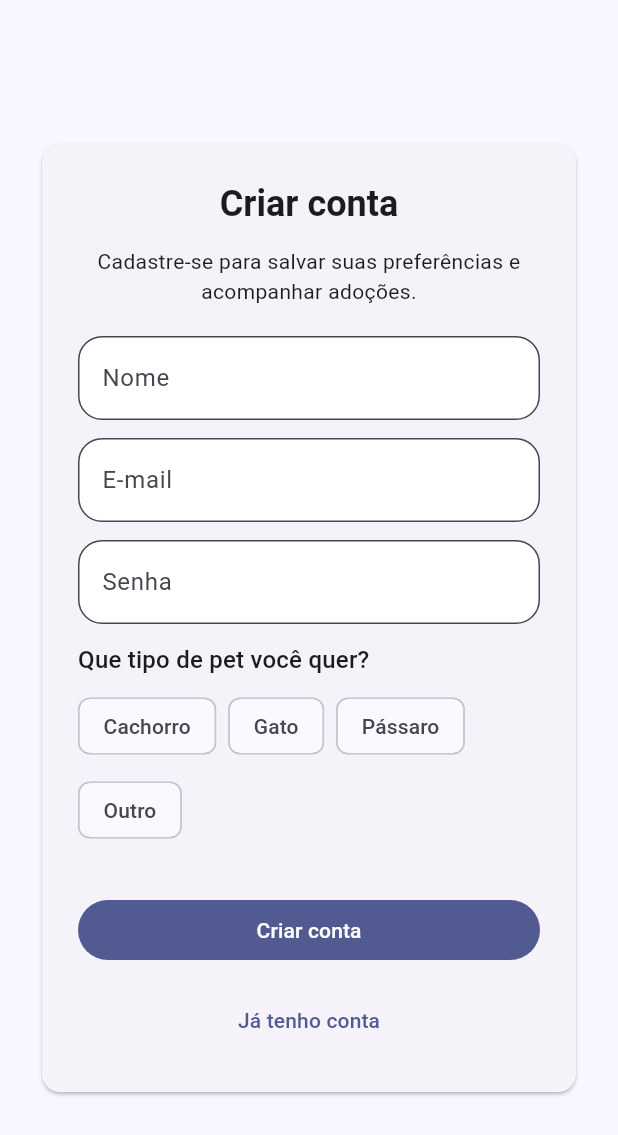
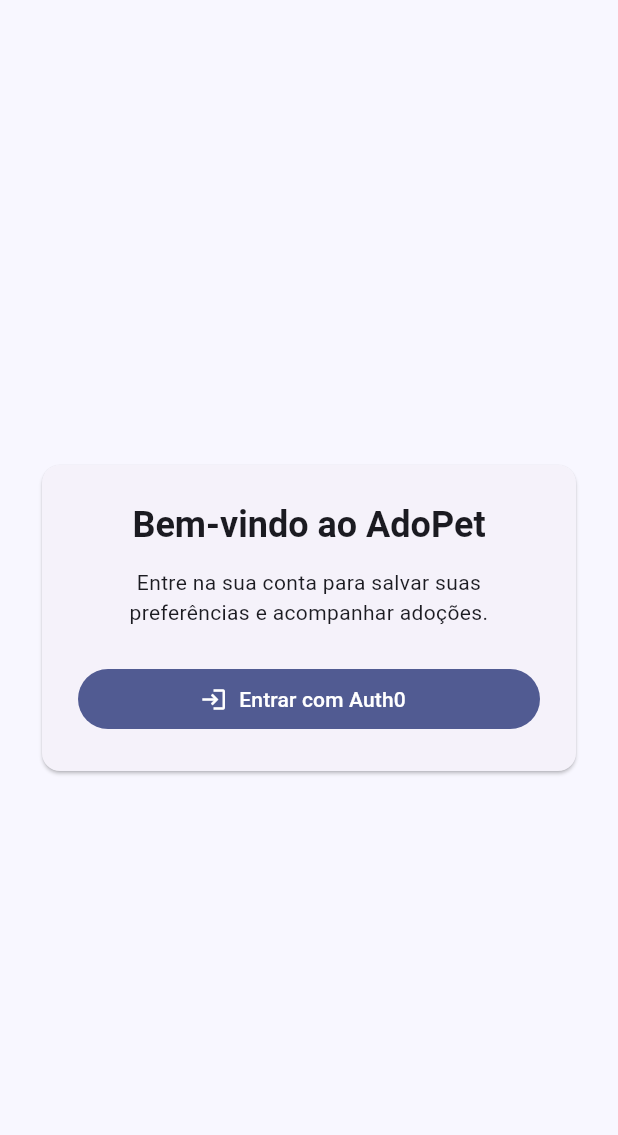
Before and after one commit to Jorgelino328/adopet-app, a Flutter app: the AuthPage screen opened directly with empty values, on a phone screen of 412 x 824 dp. Shown: the top 1135 px of the screen. Run offline on Flutter 3.47's test engine with Material 3 defaults, Android fonts, the phone set to English and light mode, and no system bars; our stand-ins replace shared_preferences, sqflite_common_ffi; missing offline and left inert: auth0_flutter; accounts and stored records are empty; network calls fail.

Commit message:
feat: added auth0 structure

```diff
--- a/lib/app.dart
+++ b/lib/app.dart
@@ -6,14 +6,14 @@
 import 'features/products/presentation/pages/products_page.dart';
 import 'features/profile/presentation/pages/profile_page.dart';
 
-class PetShopApp extends StatefulWidget {
-  const PetShopApp({super.key});
+class AdopetApp extends StatefulWidget {
+  const AdopetApp({super.key});
 
   @override
-  State<PetShopApp> createState() => _PetShopAppState();
+  State<AdopetApp> createState() => _AdopetAppState();
 }
 
-class _PetShopAppState extends State<PetShopApp> {
+class _AdopetAppState extends State<AdopetApp> {
   final _authService = AuthService.instance;
   bool _isReady = false;
 
@@ -40,20 +40,20 @@
       debugShowCheckedModeBanner: false,
       theme: buildAppTheme(),
       home: _isReady
-          ? const PetShopShell()
+          ? const AdopetShell()
           : const Scaffold(body: Center(child: CircularProgressIndicator())),
     );
   }
 }
 
-class PetShopShell extends StatefulWidget {
-  const PetShopShell({super.key});
+class AdopetShell extends StatefulWidget {
+  const AdopetShell({super.key});
 
   @override
-  State<PetShopShell> createState() => _PetShopShellState();
+  State<AdopetShell> createState() => _AdopetShellState();
 }
 
-class _PetShopShellState extends State<PetShopShell> {
+class _AdopetShellState extends State<AdopetShell> {
   int _currentIndex = 0;
   final List<Widget> _pages = const [
     HomePage(),
--- a/lib/features/auth/presentation/pages/auth_page.dart
+++ b/lib/features/auth/presentation/pages/auth_page.dart
@@ -12,65 +12,25 @@
 }
 
 class _AuthPageState extends State<AuthPage> {
-  final _formKey = GlobalKey<FormState>();
-  final _nameController = TextEditingController();
-  final _emailController = TextEditingController();
-  final _passwordController = TextEditingController();
   final _authService = AuthService.instance;
-  final Set<String> _selectedWantedPets = <String>{};
+  bool _isSubmitting = false;
 
-  bool _isSignUp = true;
-  bool _isSubmitting = false;
-  String? _errorMessage;
+  Future<void> _handleLogin() async {
+    setState(() => _isSubmitting = true);
 
-  @override
-  void dispose() {
-    _nameController.dispose();
-    _emailController.dispose();
-    _passwordController.dispose();
-    super.dispose();
-  }
+    final success = await _authService.loginWithAuth0();
 
-  Future<void> _submit() async {
-    if (!_formKey.currentState!.validate()) {
-      return;
-    }
+    if (!mounted) return;
 
-    setState(() {
-      _isSubmitting = true;
-      _errorMessage = null;
-    });
-
-    final success = _isSignUp
-        ? await _authService.signUp(
-            name: _nameController.text,
-            email: _emailController.text,
-            password: _passwordController.text,
-            preferences: UserProfile.serializePreferenceSelections(
-              _selectedWantedPets.toList(),
-            ),
-          )
-        : await _authService.signIn(
-                email: _emailController.text,
-                password: _passwordController.text,
-              ) !=
-              null;
-
-    if (!mounted) {
-      return;
-    }
+    setState(() => _isSubmitting = false);
 
     if (success) {
       widget.onAuthenticated();
     } else {
-      setState(() {
-        _errorMessage = _isSignUp
-            ? 'Já existe uma conta com este e-mail.'
-            : 'E-mail ou senha inválidos.';
-      });
+      ScaffoldMessenger.of(context).showSnackBar(
+        const SnackBar(content: Text('Falha ao fazer login.')),
+      );
     }
-
-    setState(() => _isSubmitting = false);
   }
 
   @override
@@ -82,119 +42,34 @@
           child: Card(
             child: Padding(
               padding: const EdgeInsets.all(24),
-              child: Form(
-                key: _formKey,
               child: Column(
                 mainAxisSize: MainAxisSize.min,
                 crossAxisAlignment: CrossAxisAlignment.stretch,
                 children: [
                   Text(
-                      _isSignUp ? 'Criar conta' : 'Entrar',
+                    'Bem-vindo ao AdoPet',
                     style: Theme.of(context).textTheme.headlineSmall
                         ?.copyWith(fontWeight: FontWeight.bold),
                     textAlign: TextAlign.center,
                   ),
                   const SizedBox(height: 12),
-                    Text(
-                      _isSignUp
-                          ? 'Cadastre-se para salvar suas preferências e acompanhar adoções.'
-                          : 'Entre na sua conta para continuar.',
+                  const Text(
+                    'Entre na sua conta para salvar suas preferências e acompanhar adoções.',
                     textAlign: TextAlign.center,
                   ),
-                    const SizedBox(height: 20),
-                    if (_isSignUp)
-                      TextFormField(
-                        controller: _nameController,
-                        decoration: const InputDecoration(labelText: 'Nome'),
-                        validator: (value) =>
-                            value == null || value.trim().isEmpty
-                            ? 'Informe seu nome'
-                            : null,
-                      ),
-                    if (_isSignUp) const SizedBox(height: 12),
-                    TextFormField(
-                      controller: _emailController,
-                      keyboardType: TextInputType.emailAddress,
-                      decoration: const InputDecoration(labelText: 'E-mail'),
-                      validator: (value) {
-                        if (value == null || value.trim().isEmpty) {
-                          return 'Informe seu e-mail';
-                        }
-                        if (!value.contains('@')) {
-                          return 'E-mail inválido';
-                        }
-                        return null;
-                      },
-                    ),
-                    const SizedBox(height: 12),
-                    TextFormField(
-                      controller: _passwordController,
-                      obscureText: true,
-                      decoration: const InputDecoration(labelText: 'Senha'),
-                      validator: (value) => value == null || value.length < 6
-                          ? 'Use pelo menos 6 caracteres'
-                          : null,
-                    ),
-                    const SizedBox(height: 12),
-                    if (_isSignUp) ...[
-                      Text(
-                        'Que tipo de pet você quer?',
-                        style: Theme.of(context).textTheme.titleMedium,
-                      ),
-                      const SizedBox(height: 8),
-                      Wrap(
-                        spacing: 8,
-                        runSpacing: 8,
-                        children: UserProfile.petPreferenceOptions.map((
-                          option,
-                        ) {
-                          final isSelected = _selectedWantedPets.contains(
-                            option,
-                          );
-                          return FilterChip(
-                            label: Text(UserProfile.labelForPreference(option)),
-                            selected: isSelected,
-                            onSelected: (selected) {
-                              setState(() {
-                                if (selected) {
-                                  _selectedWantedPets.add(option);
-                                } else {
-                                  _selectedWantedPets.remove(option);
-                                }
-                              });
-                            },
-                          );
-                        }).toList(),
-                      ),
-                      const SizedBox(height: 12),
-                    ],
-                    if (_errorMessage != null) ...[
-                      const SizedBox(height: 12),
-                      Text(
-                        _errorMessage!,
-                        style: const TextStyle(color: Colors.redAccent),
-                      ),
-                    ],
-                    const SizedBox(height: 20),
-                    FilledButton(
-                      onPressed: _isSubmitting ? null : _submit,
-                      child: _isSubmitting
+                  const SizedBox(height: 24),
+                  FilledButton.icon(
+                    onPressed: _isSubmitting ? null : _handleLogin,
+                    icon: _isSubmitting
                         ? const SizedBox(
                             width: 20,
                             height: 20,
-                              child: CircularProgressIndicator(strokeWidth: 2),
+                            child: CircularProgressIndicator(strokeWidth: 2, color: Colors.white),
                           )
-                          : Text(_isSignUp ? 'Criar conta' : 'Entrar'),
-                    ),
-                    const SizedBox(height: 12),
-                    TextButton(
-                      onPressed: () => setState(() => _isSignUp = !_isSignUp),
-                      child: Text(
-                        _isSignUp ? 'Já tenho conta' : 'Criar uma conta',
-                      ),
+                        : const Icon(Icons.login),
+                    label: Text(_isSubmitting ? 'Entrando...' : 'Entrar com Auth0'),
                   ),
                 ],
-                ),
               ),
             ),
           ),
--- a/lib/main.dart
+++ b/lib/main.dart
@@ -4,5 +4,5 @@
 
 void main() {
   WidgetsFlutterBinding.ensureInitialized();
-  runApp(const PetShopApp());
+  runApp(const AdopetApp());
 }
--- a/pubspec.yaml
+++ b/pubspec.yaml
@@ -1,4 +1,4 @@
-name: pet_shop
+name: adopet
 description: "A new Flutter project."
 # The following line prevents the package from being accidentally published to
 # pub.dev using `flutter pub publish`. This is preferred for private packages.
@@ -30,6 +30,7 @@
 dependencies:
   flutter:
     sdk: flutter
+  auth0_flutter: ^2.0.0
 
   # The following adds the Cupertino Icons font to your application.
   # Use with the CupertinoIcons class for iOS style icons.
```
Also changed, not shown: lib/core/services/auth_service.dart (+45 -64 lines), pubspec.lock, 8 other files. Lines whose indentation alone changed are shown as unchanged.
